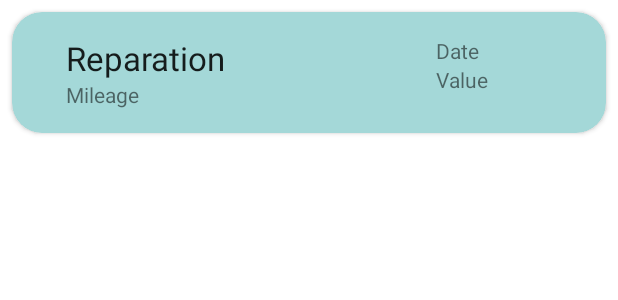
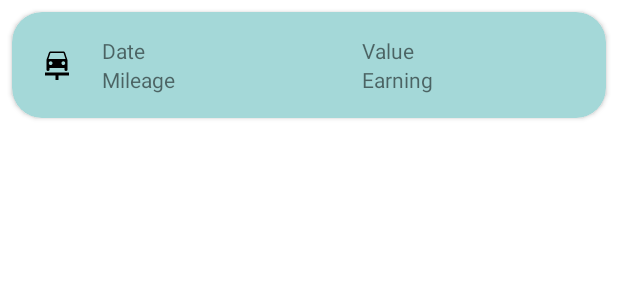
Before and after one commit to Bedjes-Studio/SAMM, an Android app: the layout repair_item.xml on its own in the app's theme, with its tools: preview values and no code run, on a phone screen of 412 x 824 dp. Shown: the top 300 px of the screen. Run offline under Robolectric (Android 15) with nearby library versions, the phone set to English and light mode, and no system bars.

Commit message:
Fix event display + date format +  remove toast

```diff
--- a/app/src/main/java/UQAC/Mobile/SAMM/EventActivity.java
+++ b/app/src/main/java/UQAC/Mobile/SAMM/EventActivity.java
@@ -58,7 +58,7 @@ public class EventActivity extends AppCompatActivity {
 //                Log.d("HUGO", "size: " + events.length);
 
 
-                Toast.makeText(EventActivity.this, "Get refuel reussie", Toast.LENGTH_SHORT).show();
+//                Toast.makeText(EventActivity.this, "Get refuel reussie", Toast.LENGTH_SHORT).show();
 
                 //create and set the layout manager for the RecyclerView
                 LinearLayoutManager layoutManager = new LinearLayoutManager(EventActivity.this);
--- a/app/src/main/java/UQAC/Mobile/SAMM/addVehicule.java
+++ b/app/src/main/java/UQAC/Mobile/SAMM/addVehicule.java
@@ -34,8 +34,6 @@ public class addVehicule extends AppCompatActivity implements AdapterView.OnItem
         EditText capacite = findViewById(R.id.capacityV);
         EditText kilometrage = findViewById(R.id.text_view_mileage);
         Button creation = findViewById(R.id.buttonCreate);
-
-        NetworkManager networkManager = new NetworkManager();
 
         ArrayAdapter<CharSequence> adapter = ArrayAdapter.createFromResource(this, R.array.type_vehicule, android.R.layout.simple_spinner_item);
         adapter.setDropDownViewResource(android.R.layout.simple_spinner_dropdown_item);
--- a/app/src/main/java/UQAC/Mobile/SAMM/listVehicules.java
+++ b/app/src/main/java/UQAC/Mobile/SAMM/listVehicules.java
@@ -32,7 +32,7 @@ public class listVehicules extends AppCompatActivity {
 
             @Override
             public void onActionSuccess(Car[] cars) {
-                Toast.makeText(listVehicules.this, "Get car reussie", Toast.LENGTH_SHORT).show();
+//                Toast.makeText(listVehicules.this, "Get car reussie", Toast.LENGTH_SHORT).show();
 
                 CarAdapter adapter = new CarAdapter(listVehicules.this, cars);
 
@@ -69,7 +69,7 @@ public class listVehicules extends AppCompatActivity {
                 adapter.setOnItemLongClickListener(new CarAdapter.OnItemLongClickListener() {
                     @Override
                     public void onItemLongClick(String id) {
-                        Toast.makeText(listVehicules.this, "LongCLick", Toast.LENGTH_SHORT).show();
+//                        Toast.makeText(listVehicules.this, "LongCLick", Toast.LENGTH_SHORT).show();
                         NetworkCallback callback1 = new NetworkCallback() {
 
                             @Override
@@ -79,8 +79,6 @@ public class listVehicules extends AppCompatActivity {
                                 startActivity(eventActivityIntent);
                             }
                         };
-
-                        NetworkManager.deleteCar(id, callback1);
                     }
                 });
             }
--- /dev/null
+++ b/app/src/main/res/drawable/ic_baseline_car_repair_24.xml
@@ -0,0 +1,5 @@
+<vector android:height="24dp" android:tint="#000000"
+    android:viewportHeight="24" android:viewportWidth="24"
+    android:width="24dp" xmlns:android="http://schemas.android.com/apk/res/android">
+    <path android:fillColor="@android:color/white" android:pathData="M16.22,12c0.68,0 1.22,-0.54 1.22,-1.22c0,-0.67 -0.54,-1.22 -1.22,-1.22S15,10.11 15,10.78C15,11.46 15.55,12 16.22,12zM6.56,10.78c0,0.67 0.54,1.22 1.22,1.22S9,11.46 9,10.78c0,-0.67 -0.54,-1.22 -1.22,-1.22S6.56,10.11 6.56,10.78zM7.61,4L6.28,8h11.43l-1.33,-4H7.61zM16.28,3c0,0 0.54,0.01 0.92,0.54c0.02,0.02 0.03,0.04 0.05,0.07c0.07,0.11 0.14,0.24 0.19,0.4C17.66,4.66 19,8.69 19,8.69v6.5c0,0.45 -0.35,0.81 -0.78,0.81h-0.44C17.35,16 17,15.64 17,15.19V14H7v1.19C7,15.64 6.65,16 6.22,16H5.78C5.35,16 5,15.64 5,15.19v-6.5c0,0 1.34,-4.02 1.55,-4.69c0.05,-0.16 0.12,-0.28 0.19,-0.4C6.77,3.58 6.78,3.56 6.8,3.54C7.18,3.01 7.72,3 7.72,3H16.28zM4,17.01h16V19h-7v3h-2v-3H4V17.01z"/>
+</vector>
--- a/app/src/main/res/layout/repair_item.xml
+++ b/app/src/main/res/layout/repair_item.xml
@@ -2,7 +2,7 @@
 <androidx.cardview.widget.CardView xmlns:android="http://schemas.android.com/apk/res/android"
     android:layout_width="match_parent"
     android:layout_height="wrap_content"
-    android:id="@+id/cardview_repair"
+    android:id="@+id/cardview_earning"
     android:backgroundTint="@color/purple"
     xmlns:app="http://schemas.android.com/apk/res-auto"
     android:layout_marginStart="8dp"
@@ -18,20 +18,24 @@
         android:padding="8dp"
         android:layout_marginStart="10dp">
 
+        <ImageView
+            android:layout_width="wrap_content"
+            android:layout_height="match_parent"
+            android:src="@drawable/ic_baseline_car_repair_24" />
+
         <LinearLayout
             android:layout_width="match_parent"
             android:layout_height="wrap_content"
-            android:layout_weight="1"
+            android:layout_weight="2"
             android:orientation="vertical"
             android:padding="8dp"
             android:layout_marginStart="10dp">
 
             <TextView
-                android:id="@+id/text_view_reason"
+                android:id="@+id/text_view_date"
                 android:layout_width="wrap_content"
                 android:layout_height="wrap_content"
-                android:text="Reparation"
-                android:textAppearance="@style/TextAppearance.AppCompat.Large" />
+                android:text="Date"/>
 
             <TextView
                 android:id="@+id/text_view_mileage"
@@ -42,23 +46,23 @@
 
         <LinearLayout
             android:layout_width="match_parent"
-            android:layout_height="wrap_content"
+            android:layout_height="match_parent"
             android:layout_marginStart="10dp"
             android:layout_weight="2"
             android:orientation="vertical"
             android:padding="8dp">
 
             <TextView
-                android:id="@+id/text_view_date"
-                android:layout_width="wrap_content"
-                android:layout_height="wrap_content"
-                android:text="Date"/>
-
-            <TextView
                 android:id="@+id/text_view_value"
                 android:layout_width="wrap_content"
                 android:layout_height="wrap_content"
                 android:text="Value" />
+
+            <TextView
+                android:id="@+id/text_view_reason"
+                android:layout_width="wrap_content"
+                android:layout_height="wrap_content"
+                android:text="Earning"/>
         </LinearLayout>
     </LinearLayout>
 
```
Also changed, not shown: app/src/main/java/UQAC/Mobile/SAMM/CarAdapter.java (+10 -10 lines), app/src/main/java/UQAC/Mobile/SAMM/Cost.java (+9 -2 lines), app/src/main/java/UQAC/Mobile/SAMM/Earning.java (+10 -1 lines), app/src/main/java/UQAC/Mobile/SAMM/EventAdapterClass.java (+54 -18 lines), app/src/main/java/UQAC/Mobile/SAMM/Refuel.java (+9 -2 lines).
